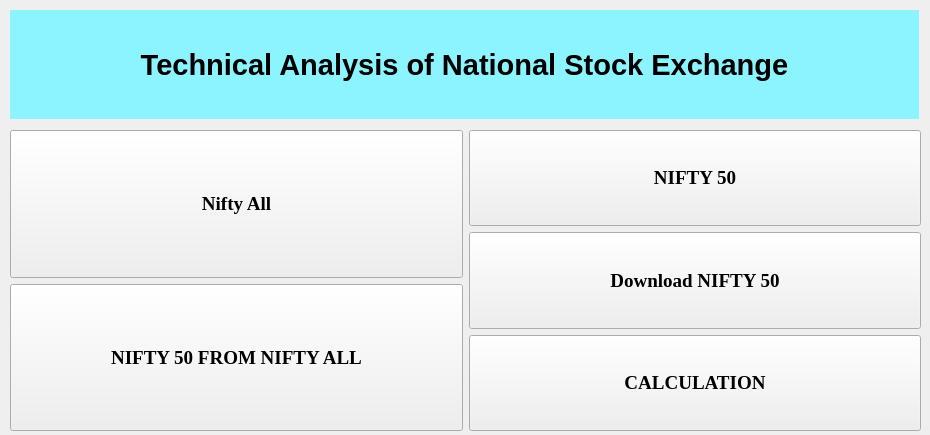
Above: PROCESS/NSEUIMAINWINDOW.ui from atharvaagrawal/analysis-of-national-stock-exchange before the change. Below: the same form after it.
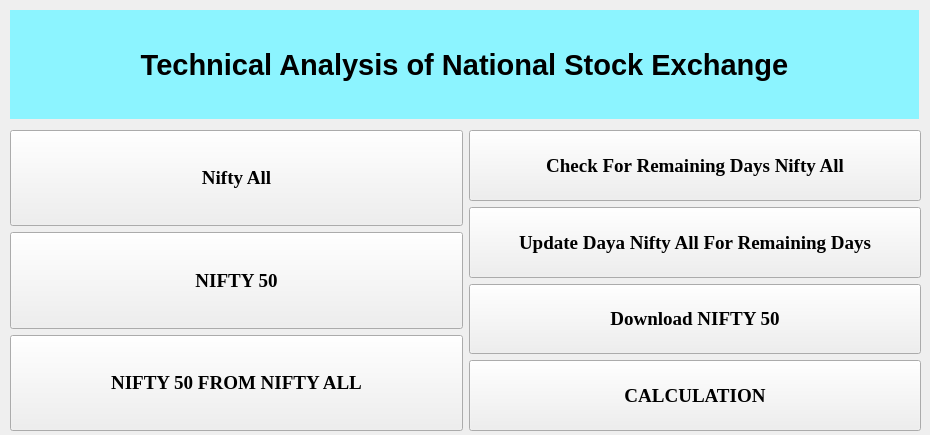
That is the form after the change. Icons and pictures are not drawn.

```diff
--- a/PROCESS/NSEUIMAINWINDOW.ui
+++ b/PROCESS/NSEUIMAINWINDOW.ui
@@ -91,6 +91,31 @@
            </property>
           </widget>
          </item>
+         <item>
+          <widget class="QPushButton" name="btnNifty50">
+           <property name="sizePolicy">
+            <sizepolicy hsizetype="Expanding" vsizetype="Expanding">
+             <horstretch>0</horstretch>
+             <verstretch>0</verstretch>
+            </sizepolicy>
+           </property>
+           <property name="font">
+            <font>
+             <family>Times New Roman</family>
+             <pointsize>14</pointsize>
+             <weight>75</weight>
+             <italic>false</italic>
+             <bold>true</bold>
+            </font>
+           </property>
+           <property name="styleSheet">
+            <string notr="true"/>
+           </property>
+           <property name="text">
+            <string>NIFTY 50</string>
+           </property>
+          </widget>
+         </item>
          <item>
           <widget class="QPushButton" name="btnNifty50FromNiftyAll">
            <property name="sizePolicy">
@@ -125,7 +150,7 @@
        <item>
         <layout class="QVBoxLayout" name="verticalLayout_4">
          <item>
-          <widget class="QPushButton" name="btnNifty50">
+          <widget class="QPushButton" name="btnRemainingDayNiftyAll">
            <property name="sizePolicy">
             <sizepolicy hsizetype="Expanding" vsizetype="Expanding">
              <horstretch>0</horstretch>
@@ -145,7 +170,32 @@
             <string notr="true"/>
            </property>
            <property name="text">
-            <string>NIFTY 50</string>
+            <string>Check For Remaining Days Nifty All</string>
+           </property>
+          </widget>
+         </item>
+         <item>
+          <widget class="QPushButton" name="btnUpdateDataNiftyAll">
+           <property name="sizePolicy">
+            <sizepolicy hsizetype="Expanding" vsizetype="Expanding">
+             <horstretch>0</horstretch>
+             <verstretch>0</verstretch>
+            </sizepolicy>
+           </property>
+           <property name="font">
+            <font>
+             <family>Times New Roman</family>
+             <pointsize>14</pointsize>
+             <weight>75</weight>
+             <italic>false</italic>
+             <bold>true</bold>
+            </font>
+           </property>
+           <property name="styleSheet">
+            <string notr="true"/>
+           </property>
+           <property name="text">
+            <string>Update Daya Nifty All For Remaining Days</string>
            </property>
           </widget>
          </item>
```
